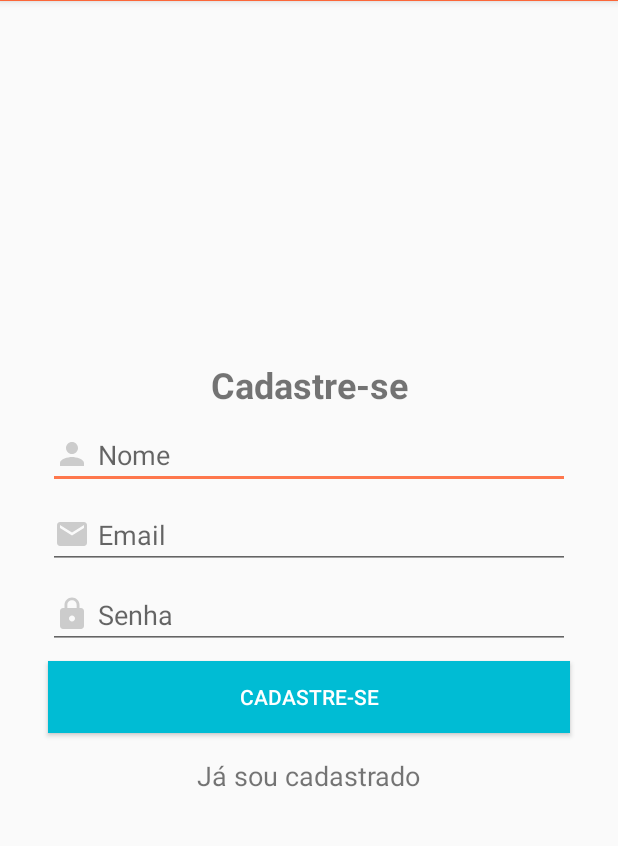
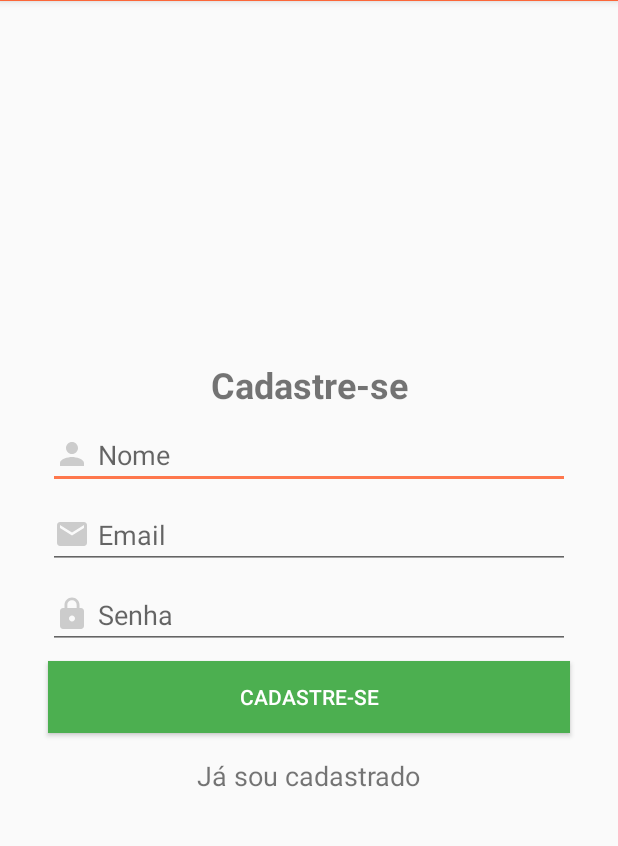
Before and after one commit to Rogerio-Jr/Cadastro-e-Login, an Android app: the screen it shows after launch (CadastroActivity), on a phone screen of 412 x 824 dp, the part 83-929 px from its top. Run offline under Robolectric (Android 15) with nearby library versions, the phone set to English and light mode, and no system bars; our stand-ins replace Firebase (no records; nobody signed in at launch, a user with empty details on screens opened directly).

Commit message:
Commit alteracao de cor

```diff
--- a/app/src/main/res/layout/activity_cadastro.xml
+++ b/app/src/main/res/layout/activity_cadastro.xml
@@ -85,7 +85,7 @@
         android:layout_marginLeft="32dp"
         android:layout_marginEnd="32dp"
         android:layout_marginRight="32dp"
-        android:background="#00BCD4"
+        android:background="#4CAF50"
         android:text="Cadastre-se"
         android:textColor="#ffffff"
         app:layout_constraintBottom_toTopOf="@+id/textJaSouCadsastrado"
--- a/app/src/main/res/layout/activity_login.xml
+++ b/app/src/main/res/layout/activity_login.xml
@@ -66,7 +66,7 @@
         android:layout_marginLeft="32dp"
         android:layout_marginEnd="32dp"
         android:layout_marginRight="32dp"
-        android:background="#00BCD4"
+        android:background="#4CAF50"
         android:text="Entrar"
         android:textColor="#ffffff"
         app:layout_constraintBottom_toBottomOf="parent"
```
